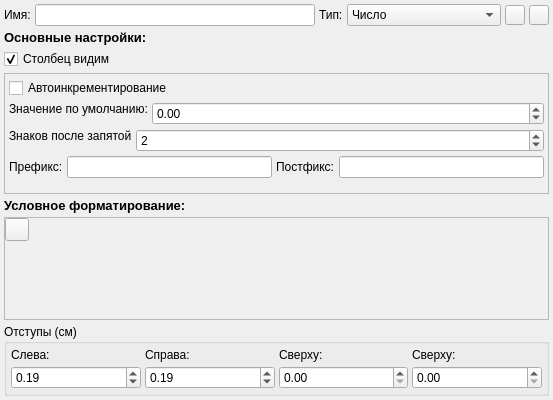
Gris87/ProtocolCreator, file src/main/columneditdialog.ui: the form before one commit.
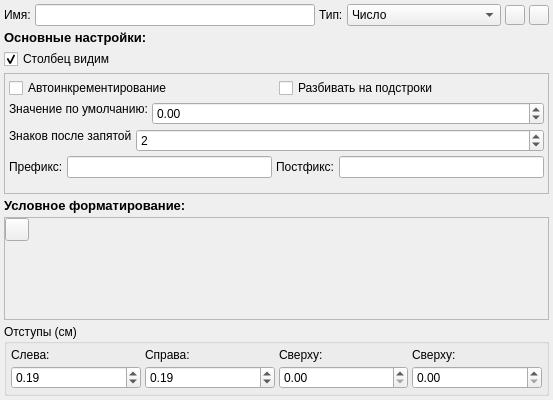
The form after the commit. Icons and pictures are not drawn.

Commit message: Added option split rows

Patch:
```diff
--- a/src/main/columneditdialog.ui
+++ b/src/main/columneditdialog.ui
@@ -187,11 +187,22 @@
         <number>4</number>
        </property>
        <item>
+        <layout class="QHBoxLayout" name="horizontalLayout_15">
+         <item>
         <widget class="QCheckBox" name="integerAutoIncrementCheckBox">
          <property name="text">
           <string>Автоинкрементирование</string>
          </property>
         </widget>
+         </item>
+         <item>
+          <widget class="QCheckBox" name="integerSplitRowsCheckBox">
+           <property name="text">
+            <string>Разбивать на подстроки</string>
+           </property>
+          </widget>
+         </item>
+        </layout>
        </item>
        <item>
         <widget class="QWidget" name="autoIncWidget" native="true">
```
Lines whose indentation alone changed are shown as unchanged. The commit also changes 9 other files.
